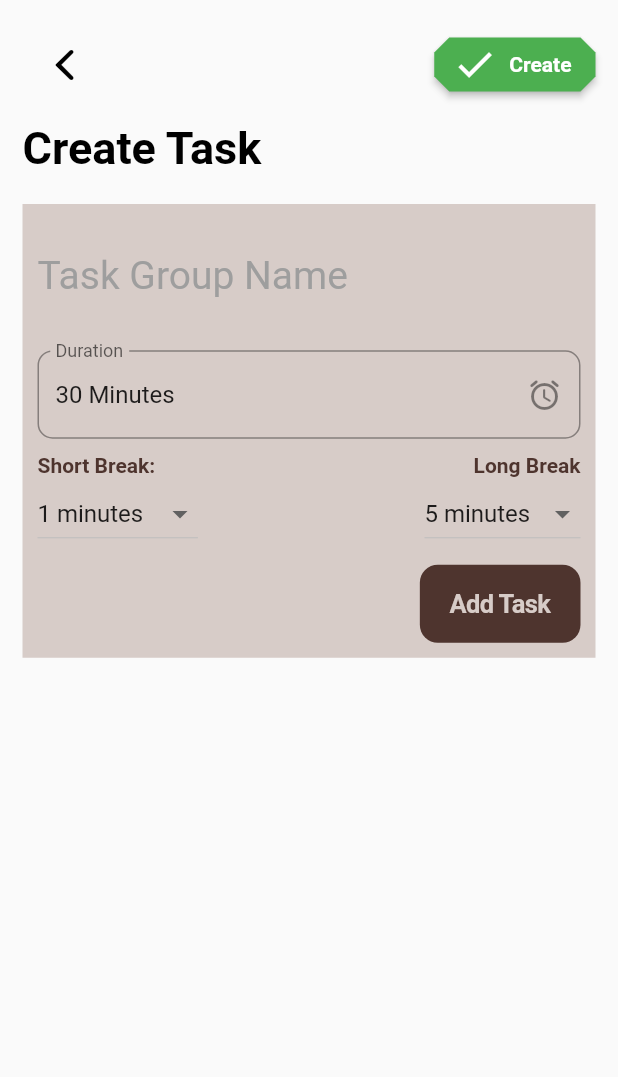
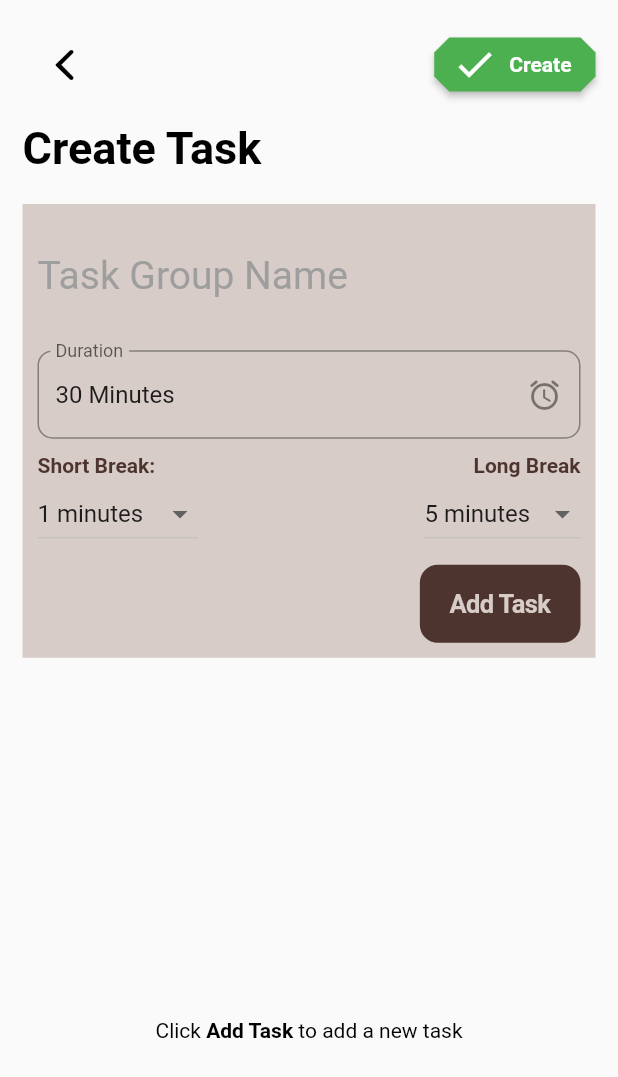
Before and after one commit to lordvidex/TaskMeter, a Flutter app: the CreateTaskGroupScreen screen opened by its route, on a phone screen of 412 x 824 dp. Shown: the top 1077 px of the screen. Run offline on Flutter 3.47's test engine with Material 2 defaults, Android fonts, the phone set to English and light mode, and no system bars; our stand-ins replace bloc, equatable, flutter_bloc, flutter_rating_bar, flutter_svg, get_it and 1 more; missing offline and left inert: flutter_duration_picker; accounts and stored records are empty.

Commit message:
Fixed bug with create task group screen.. screen is now adaptive

```diff
--- a/lib/screens/create_task_group_screen.dart
+++ b/lib/screens/create_task_group_screen.dart
@@ -83,14 +83,31 @@ class _CreateTaskGroupScreenState extends State<CreateTaskGroupScreen> {
                 child: Column(
                     crossAxisAlignment: CrossAxisAlignment.start,
                     children: [
-                      TaskGroupPanel(
+                      Expanded(
+                        flex: 2,
+                        child: TaskGroupPanel(
                           createTaskGroup: createTaskGroup,
                           addNewTask: addNewTask,
                           taskGroup: newTaskGroup,
                           titleController: taskGroupTitleController,
                         ),
+                      ),
                       Expanded(
-                        child: ListView.builder(
+                        child: newTaskGroup.tasks.length == 0
+                            ? Center(
+                                child: Flex(
+                                  mainAxisAlignment: MainAxisAlignment.center,
+                                  direction: Axis.horizontal,
+                                  children: [
+                                    Text('Click '),
+                                    Text('Add Task ',
+                                        style: TextStyle(
+                                            fontWeight: FontWeight.bold)),
+                                    Text('to add a new task')
+                                  ],
+                                ),
+                              )
+                            : ListView.builder(
                                 itemBuilder: (ctx, index) => TaskCard(
                                     taskGroup: newTaskGroup,
                                     isClickable: false,
--- a/lib/widgets/create_task_group/task_group_panel_widget.dart
+++ b/lib/widgets/create_task_group/task_group_panel_widget.dart
@@ -58,7 +58,8 @@ class _TaskGroupPanelState extends State<TaskGroupPanel> {
 
   @override
   Widget build(BuildContext context) {
-    return Padding(
+    return SingleChildScrollView(
+      child: Padding(
         padding: const EdgeInsets.all(15.0),
         child: Column(
           crossAxisAlignment: CrossAxisAlignment.start,
@@ -68,8 +69,8 @@ class _TaskGroupPanelState extends State<TaskGroupPanel> {
               children: [
                 IconButton(
                     onPressed: () => Navigator.of(context).pop(),
-                  icon:
-                      Icon(CupertinoIcons.back, color: Colors.black, size: 32)),
+                    icon: Icon(CupertinoIcons.back,
+                        color: Colors.black, size: 32)),
                 RaisedButton.icon(
                     shape: BeveledRectangleBorder(
                         borderRadius: BorderRadius.circular(10)),
@@ -180,6 +181,7 @@ class _TaskGroupPanelState extends State<TaskGroupPanel> {
                 )),
           ],
         ),
+      ),
     );
   }
 }
--- a/lib/widgets/task_group_description/task_card.dart
+++ b/lib/widgets/task_group_description/task_card.dart
@@ -17,6 +17,9 @@ class TaskCard extends StatelessWidget {
 
   final TaskGroup taskGroup;
   final Task _task;
+
+  /// isTrue when user is in the description screen and false
+  /// when user is in the create taskgroup screen
   final bool isClickable;
 
   @override
```
Also changed, not shown: 1 other file. Lines whose indentation alone changed are shown as unchanged.
